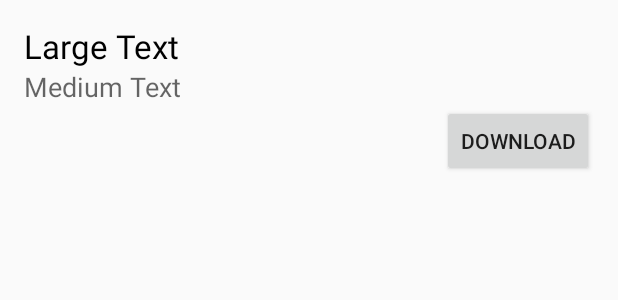
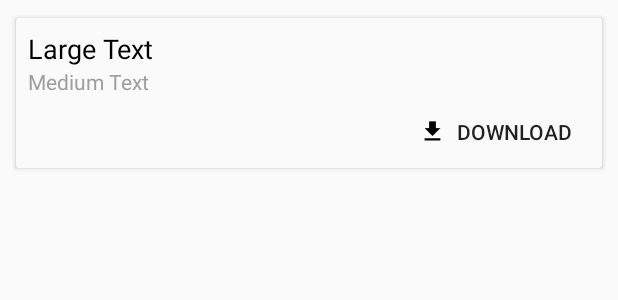
Before and after one commit to nowke/courseview, an Android app: the layout row_document_list.xml on its own in the app's theme, with its tools: preview values and no code run, on a phone screen of 412 x 824 dp. Shown: the top 300 px of the screen. Run offline under Robolectric (Android 15) with nearby library versions, the phone set to English and light mode, and no system bars.

Commit message:
SwipeToRefresh document list, layout improvement

```diff
--- a/app/build.gradle
+++ b/app/build.gradle
@@ -25,5 +25,6 @@ dependencies {
     compile 'com.android.support:appcompat-v7:23.1.1'
     compile 'com.android.support:recyclerview-v7:23.1.1'
     compile 'com.android.support:design:23.1.1'
+    compile 'com.android.support:cardview-v7:23.1.1'
     compile 'us.feras.mdv:markdownview:1.1.0'
 }
--- a/app/src/main/res/layout/activity_main.xml
+++ b/app/src/main/res/layout/activity_main.xml
@@ -20,7 +20,6 @@
         android:layout_width="wrap_content"
         android:layout_height="match_parent"
         android:layout_gravity="start"
-        android:fitsSystemWindows="true"
         app:headerLayout="@layout/nav_header"
         app:menu="@menu/drawer_view" />
 
--- a/app/src/main/res/layout/row_document_list.xml
+++ b/app/src/main/res/layout/row_document_list.xml
@@ -1,36 +1,64 @@
 <?xml version="1.0" encoding="utf-8"?>
 <LinearLayout xmlns:android="http://schemas.android.com/apk/res/android"
+    xmlns:card_view="http://schemas.android.com/apk/res-auto"
+    android:layout_width="match_parent"
+    android:layout_height="match_parent"
+    android:layout_marginTop="8dp"
+    android:layout_marginLeft="8dp"
+    android:layout_marginRight="8dp"
+    android:layout_marginBottom="0dp"
+    android:orientation="vertical">
+
+    <android.support.v7.widget.CardView
+        android:layout_width="match_parent"
+        android:layout_height="wrap_content"
+        card_view:cardBackgroundColor="@color/colorWhiteGray"
+        card_view:cardElevation="2dp"
+        card_view:cardUseCompatPadding="true">
+
+        <LinearLayout
             android:layout_width="match_parent"
             android:layout_height="match_parent"
             android:orientation="vertical"
-    android:padding="16dp">
+            android:paddingTop="8dp"
+            android:paddingLeft="8dp"
+            android:paddingRight="8dp"
+            android:paddingBottom="0dp">
 
             <TextView
                 android:id="@+id/documentTitle"
                 android:layout_width="wrap_content"
                 android:layout_height="wrap_content"
                 android:text="Large Text"
-        android:textAppearance="?android:attr/textAppearanceLarge"
-        android:textColor="@color/colorBlack" />
+                android:textColor="@color/colorBlack"
+                android:textSize="18sp" />
 
             <TextView
                 android:id="@+id/documentOwner"
                 android:layout_width="wrap_content"
                 android:layout_height="wrap_content"
                 android:text="Medium Text"
-        android:textAppearance="?android:attr/textAppearanceMedium" />
+                android:textColor="@color/colorGrayDark"
+                android:textSize="14sp" />
+
 
             <Button
                 android:id="@+id/documentDownload"
                 android:layout_width="wrap_content"
                 android:layout_height="wrap_content"
-        android:layout_gravity="right"
-        android:text="Download" />
+                android:layout_gravity="end"
+                style="?android:attr/borderlessButtonStyle"
+                android:drawableLeft="@drawable/ic_file_download_black_18dp"
+                android:text="  Download" />
+
+        </LinearLayout>
+
+    </android.support.v7.widget.CardView>
 
     <TextView
         android:id="@+id/documentId"
         android:layout_width="wrap_content"
         android:layout_height="wrap_content"
-        android:visibility="invisible" />
+        android:visibility="gone" />
 
 </LinearLayout>
--- a/app/src/main/res/values-v21/styles.xml
+++ b/app/src/main/res/values-v21/styles.xml
@@ -8,6 +8,8 @@
         <item name="android:actionModeBackground">@color/colorWhite</item>
         <item name="android:actionModeSelectAllDrawable">@drawable/ic_select_all_black_24dp</item>
         <item name="android:actionModeCopyDrawable">@drawable/ic_content_copy_black_24dp</item>
+        <item name="android:windowDrawsSystemBarBackgrounds">true</item>
+        <item name="android:windowTranslucentStatus">true</item>
 
     </style>
 </resources>
--- a/app/src/main/res/values/colors.xml
+++ b/app/src/main/res/values/colors.xml
@@ -7,4 +7,7 @@
     <color name="colorWhite">#FFFFFF</color>
     <color name="colorPrimaryText">#FFFFFF</color>
     <color name="colorBlack">#000000</color>
+    <color name="colorGray">#FFEEEEEE</color>
+    <color name="colorWhiteGray">#FAFAFA</color>
+    <color name="colorGrayDark">#9E9E9E</color>
 </resources>
```
Also changed, not shown: app/src/main/java/in/nowke/courseview/AddDocumentActivity.java (+33 -3 lines), app/src/main/java/in/nowke/courseview/adapters/DocumentListAdapter.java (+7 -2 lines), app/src/main/res/layout/activity_add_document.xml (+34 -7 lines), app/src/main/res/drawable-hdpi/ic_file_download_black_18dp.png (added), app/src/main/res/drawable-mdpi/ic_file_download_black_18dp.png (added), app/src/main/res/drawable-xhdpi/ic_file_download_black_18dp.png (added), app/src/main/res/drawable-xxhdpi/ic_file_download_black_18dp.png (added), app/src/main/res/drawable-xxxhdpi/ic_file_download_black_18dp.png (added). Lines whose indentation alone changed are shown as unchanged.
